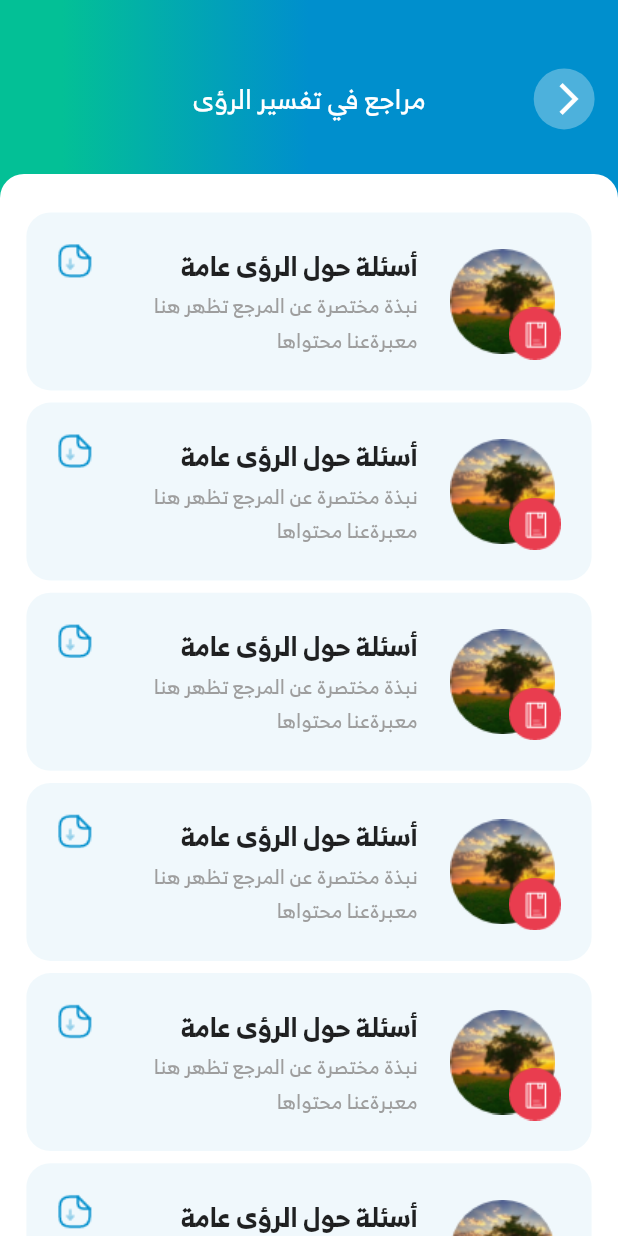
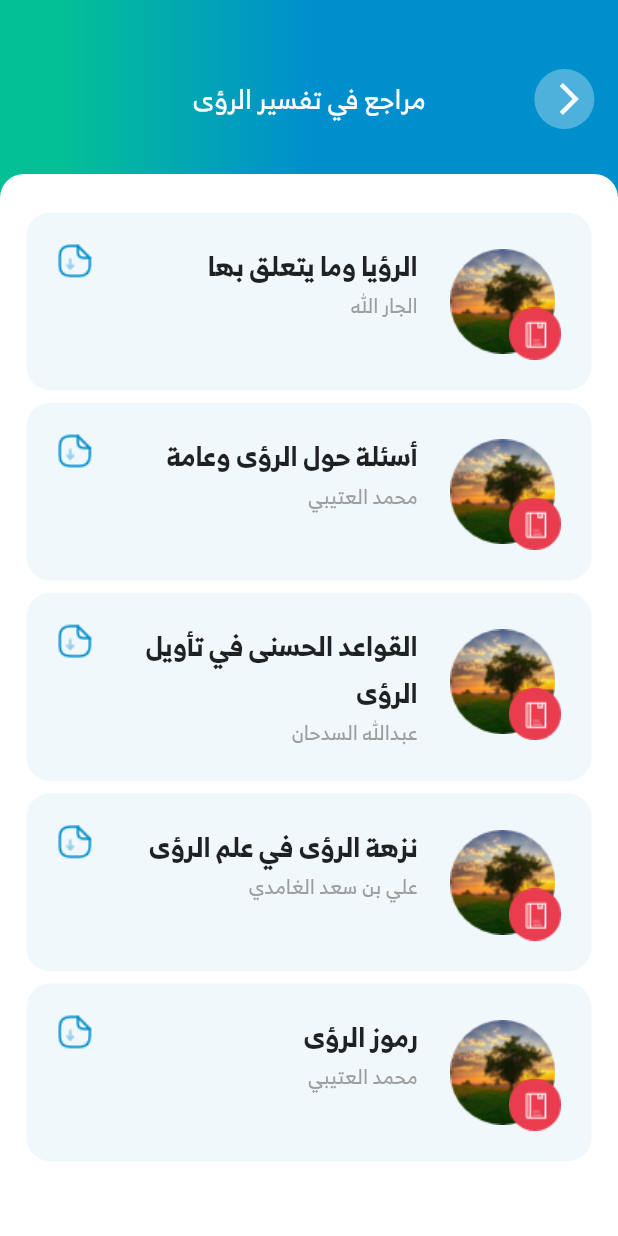
Before and after one commit to mrgnedy/dreams, a Flutter app: the ReferencesScreen screen opened directly, on a phone screen of 412 x 824 dp. Run offline on Flutter 3.47's test engine with Material 2 defaults, Android fonts, the phone set to English and light mode, and no system bars; our stand-ins replace carousel_slider, csv, easy_localization, firebase_core, firebase_messaging, flutter_bloc and 8 more; missing offline and left inert: pdfx; accounts and stored records are empty; project files that could hold a hidden picture were left out.

Commit message:
added pdf and share support

```diff
--- a/assets/langs/ar.json
+++ b/assets/langs/ar.json
@@ -63,7 +63,7 @@
     "logout": "تسجيل الخروج",
     "choosePaymentMethod": "قم بإختيار طريقة الدفع المناسبة لاتمام الاشتراك",
     "expYears": "خبرة {} أعوام",
-    "respondIn": "الرد خلال {}",
+    "respondIn": "الرد خلال {} يوم",
     "dreamRequest": "طلب تعبير رؤيا",
     "myDreams": "سجل الرؤى",
     "answerSent": "تم ارسال ردك بنجاح",
--- a/lib/const/resource.dart
+++ b/lib/const/resource.dart
@@ -3,6 +3,24 @@
 // ignore_for_file: constant_identifier_names
 class R {
   const R._();
+
+  /// ![preview](file:///Users/gulfterminal/Downloads/dreams/assets/docs/1.doc)
+  static const String ASSETS_DOCS_1_DOC = 'assets/docs/1.doc';
+
+  /// ![preview](file:///Users/gulfterminal/Downloads/dreams/assets/docs/1.pdf)
+  static const String ASSETS_DOCS_1_PDF = 'assets/docs/1.pdf';
+
+  /// ![preview](file:///Users/gulfterminal/Downloads/dreams/assets/docs/2.pdf)
+  static const String ASSETS_DOCS_2_PDF = 'assets/docs/2.pdf';
+
+  /// ![preview](file:///Users/gulfterminal/Downloads/dreams/assets/docs/3.pdf)
+  static const String ASSETS_DOCS_3_PDF = 'assets/docs/3.pdf';
+
+  /// ![preview](file:///Users/gulfterminal/Downloads/dreams/assets/docs/4.pdf)
+  static const String ASSETS_DOCS_4_PDF = 'assets/docs/4.pdf';
+
+  /// ![preview](file:///Users/gulfterminal/Downloads/dreams/assets/docs/5.pdf)
+  static const String ASSETS_DOCS_5_PDF = 'assets/docs/5.pdf';
 
   /// ![preview](file:///Users/gulfterminal/Downloads/dreams/assets/docs/azkar.csv)
   static const String ASSETS_DOCS_AZKAR_CSV = 'assets/docs/azkar.csv';
--- a/lib/features/auth/ui/forgot_password.dart
+++ b/lib/features/auth/ui/forgot_password.dart
@@ -32,6 +32,7 @@ class ForgotPasswordScreen extends StatelessWidget {
             listener: (context, state) {
               if (state.state is SuccessResult) {
                 const ResetPasswordScreen().pushReplace(context);
+                di<AuthCubit>().updateState(state.copyWith(state: Result.init()));
               }
             },
             builder: (context, state) {
--- a/lib/features/auth/ui/login.dart
+++ b/lib/features/auth/ui/login.dart
@@ -47,8 +47,8 @@ class LoginScreen extends StatelessWidget {
                       const NavigationScreen().pushAndRemoveAll(context);
                     else
                       const ValidateCodeScreen().push(context);
+                  authCubit.updateState(state.copyWith(state: const Result.init()));
                   }
-                  authCubit.updateState(state.copyWith(state: const Result.init()));
                 },
                 builder: (context, state) {
                   return Form(
--- a/lib/features/auth/ui/validate_code.dart
+++ b/lib/features/auth/ui/validate_code.dart
@@ -64,7 +64,7 @@ class ValidateCodeScreen extends StatelessWidget {
                       Padding(
                         padding: EdgeInsets.only(top: 30.h, bottom: 20.w),
                         child: Text(
-                          "كود التفعيل",
+                          "تم ارسال كود التفعيل",
                           style: TextStyle(
                             fontSize: 25.sp,
                             fontWeight: FontWeight.w700,
--- a/lib/features/home/references/ui/references.dart
+++ b/lib/features/home/references/ui/references.dart
@@ -1,23 +1,48 @@
-import 'package:dreams/const/locale_keys.dart';
-import 'package:dreams/utils/draw_actions.dart';
-import 'package:easy_localization/easy_localization.dart';
-import 'package:native_pdf_view/native_pdf_view.dart';
-import 'package:pdfx/pdfx.dart';
-
+// ignore_for_file: public_member_api_docs, sort_constructors_first
 import 'dart:io';
 
-import 'package:dreams/const/colors.dart';
-import 'package:dreams/const/resource.dart';
-import 'package:dreams/helperWidgets/main_scaffold.dart';
+import 'package:easy_localization/easy_localization.dart';
 import 'package:flutter/material.dart';
 import 'package:flutter/services.dart';
 import 'package:flutter_screenutil/flutter_screenutil.dart';
+import 'package:http/http.dart';
+import 'package:native_pdf_view/native_pdf_view.dart';
+import 'package:path_provider/path_provider.dart';
+import 'package:pdfx/pdfx.dart';
+import 'package:share_plus/share_plus.dart';
+import 'package:supercharged/supercharged.dart';
 
-import 'package:supercharged/supercharged.dart';
+import 'package:dreams/const/colors.dart';
+import 'package:dreams/const/locale_keys.dart';
+import 'package:dreams/const/resource.dart';
+import 'package:dreams/features/home/ui/home.dart';
+import 'package:dreams/helperWidgets/main_scaffold.dart';
+import 'package:dreams/utils/draw_actions.dart';
 
 class ReferencesScreen extends StatelessWidget {
   const ReferencesScreen({Key? key}) : super(key: key);
-
+  final docList = const [
+    CardItem(
+        name: 'الرؤيا وما يتعلق بها',
+        subTitle: 'الجار الله',
+        icon: R.ASSETS_DOCS_1_PDF),
+    CardItem(
+        name: 'أسئلة حول الرؤى وعامة',
+        subTitle: 'محمد العتيبي',
+        icon: R.ASSETS_DOCS_2_PDF),
+    CardItem(
+        name: 'القواعد الحسنى في تأويل الرؤى',
+        subTitle: 'عبدالله السدحان',
+        icon: R.ASSETS_DOCS_3_PDF),
+    CardItem(
+        name: 'نزهة الرؤى في علم الرؤى',
+        subTitle: 'علي بن سعد الغامدي',
+        icon: R.ASSETS_DOCS_4_PDF),
+    CardItem(
+        name: 'رموز الرؤى',
+        subTitle: 'محمد العتيبي',
+        icon: R.ASSETS_DOCS_5_PDF),
+  ];
   @override
   Widget build(BuildContext context) {
     return MainScaffold(
@@ -26,7 +51,7 @@ class ReferencesScreen extends StatelessWidget {
         child: Padding(
           padding: EdgeInsets.all(16.w).copyWith(bottom: 8.w),
           child: Column(
-              children: 1.rangeTo(20).map((e) => ReferenceCard()).toList()),
+              children: docList.map((e) => ReferenceCard(docData: e)).toList()),
         ),
       ),
     );
@@ -34,8 +59,10 @@ class ReferencesScreen extends StatelessWidget {
 }
 
 class ReferenceCard extends StatelessWidget {
+  final CardItem docData;
   ReferenceCard({
     Key? key,
+    required this.docData,
   }) : super(key: key);
   late PdfController pdfCtlr;
   @override
@@ -44,9 +71,43 @@ class ReferenceCard extends StatelessWidget {
       padding: EdgeInsets.only(top: 8.0.h),
       child: GestureDetector(
         onTap: () async {
-          final pdf = PdfDocument.openAsset(R.ASSETS_DOCS_PDF_TEST_PDF);
+          final pdf = PdfDocument.openAsset(docData.icon!);
           pdfCtlr = PdfController(document: pdf);
-          await MainScaffold(title: 'مرجع في التفسير' , body: PdfView(controller: pdfCtlr)).push(context);
+          await MainScaffold(
+            title: 'مراجع في التفسير',
+            trailing: CircleAvatar(
+              // maxRadius: 20.r,
+              backgroundColor: Colors.white.withOpacity(0.3),
+              child: ClipOval(
+                clipBehavior: Clip.hardEdge,
+                child: Material(
+                  color: Colors.transparent,
+                  child: InkWell(
+                    onTap: () async {
+                      final path = await getTemporaryDirectory();
+                      final doc = await rootBundle.load(docData.icon!);
+                      final file = File('${path.path}/${docData.name}}.pdf');
+                      await file.writeAsBytes(doc.buffer.asUint8List());
+                      await Share.shareFiles([file.path],
+                          sharePositionOrigin: Rect.zero);
+                    },
+                    child: Padding(
+                      padding: EdgeInsets.all(5.0.w),
+                      child: Icon(
+                        Icons.share,
+                        size: 25.r,
+                        color: Colors.white,
+                      ),
+                    ),
+                  ),
+                ),
+              ),
+            ),
+            body: PdfView(
+              controller: pdfCtlr,
+              scrollDirection: Axis.vertical,
+            ),
+          ).push(context);
           pdfCtlr.dispose();
         },
         child: Container(
@@ -81,12 +142,12 @@ class ReferenceCard extends StatelessWidget {
                       crossAxisAlignment: CrossAxisAlignment.start,
                       children: [
                         Text(
-                          'أسئلة حول الرؤى عامة',
+                          docData.name!,
                           style: TextStyle(
                               fontSize: 16.sp, fontWeight: FontWeight.bold),
                         ),
                         Text(
-                          'نبذة مختصرة عن المرجع تظهر هنا معبرةعنا محتواها',
+                          docData.subTitle!,
                           style: TextStyle(fontSize: 12.sp, color: Colors.grey),
                         ),
                       ],
--- a/lib/helperWidgets/main_scaffold.dart
+++ b/lib/helperWidgets/main_scaffold.dart
@@ -118,7 +118,7 @@ class AppBackButton extends StatelessWidget {
         alignment: AlignmentDirectional.lerp(AlignmentDirectional.centerStart,
             AlignmentDirectional.center, 0.5)!,
         child: CircleAvatar(
-          maxRadius: 20.r,
+          // maxRadius: 20.r,
           backgroundColor: Colors.white.withOpacity(0.3),
           child: ClipOval(
             clipBehavior: Clip.hardEdge,
--- a/pubspec.yaml
+++ b/pubspec.yaml
@@ -49,6 +49,9 @@ dependencies:
   native_pdf_view: ^6.0.0+1
   image_picker: ^0.8.5+3
   firebase_core: ^1.20.1
+  url_launcher: ^6.1.5
+  path_provider: ^2.0.11
+  share_plus: ^4.0.10+1
 
 dev_dependencies:
   flutter_test:
```
Also changed, not shown: lib/features/home/ro2ya/data/models/mo3aberen_list_model.dart (+13 -2 lines), lib/features/home/ro2ya/ui/commonWidgets/moaber_sepcs.dart (+5 -2 lines), lib/features/home/ro2ya/ui/ro2ya_details.dart (+14 -4 lines), lib/helperWidgets/app_text_field.dart (+4 -3 lines), pubspec.lock, 9 other files.
